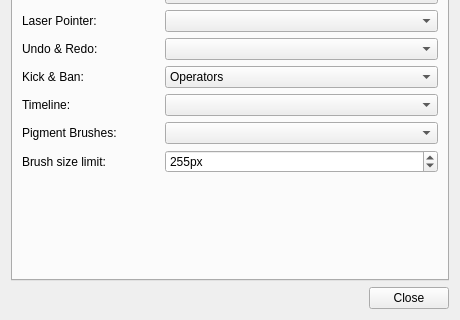
This is src/desktop/ui/sessionsettings.ui in drawpile/Drawpile as Qt 5 draws it before an edit; both pictures show x 0 to 460 and y 260 to 580 of the 460 by 580 pixel window. The edited form follows.
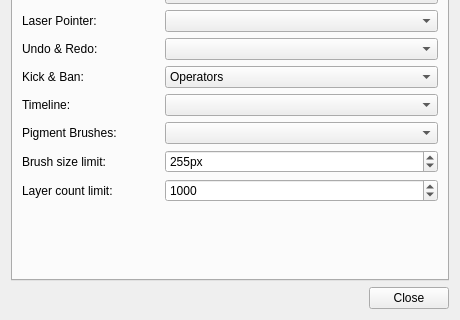
This is the edited form. The open tabs and pages were chosen to show the change. Icons and pictures are not drawn. Custom widgets are drawn as their Qt base class.

Commit message:
Allow operators to set a per-user layer limit
Similar to the brush size limit, but for layers. The ACL filter uses the
layer id to check whether the limit was reached, so it doesn't really
limit the count directly, but since the client always assigns layer IDs
in an ascending order this works fine. It doesn't cover the case where
you created a bunch of high ID layers and later got your count limited
below that, but that's also whatever. The UI does actually count them
and refuses to increase the count beyond it.

```diff
--- a/src/desktop/ui/sessionsettings.ui
+++ b/src/desktop/ui/sessionsettings.ui
@@ -429,6 +429,23 @@
          </property>
         </widget>
        </item>
+       <item row="14" column="0">
+        <widget class="QLabel" name="label">
+         <property name="text">
+          <string>Layer count limit:</string>
+         </property>
+        </widget>
+       </item>
+       <item row="14" column="1">
+        <widget class="KisSliderSpinBox" name="permLayerCount">
+         <property name="maximum">
+          <number>32767</number>
+         </property>
+         <property name="value">
+          <number>1000</number>
+         </property>
+        </widget>
+       </item>
       </layout>
      </widget>
      <widget class="QWidget" name="bansTab">
```
The commit also changes 14 other files.
